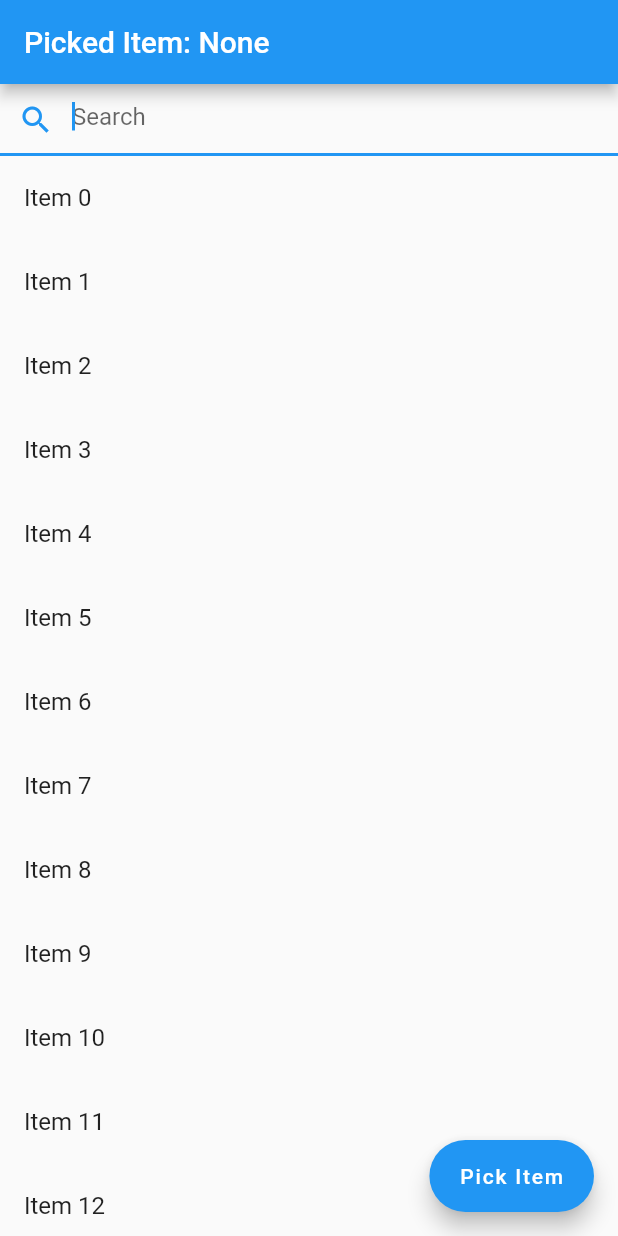
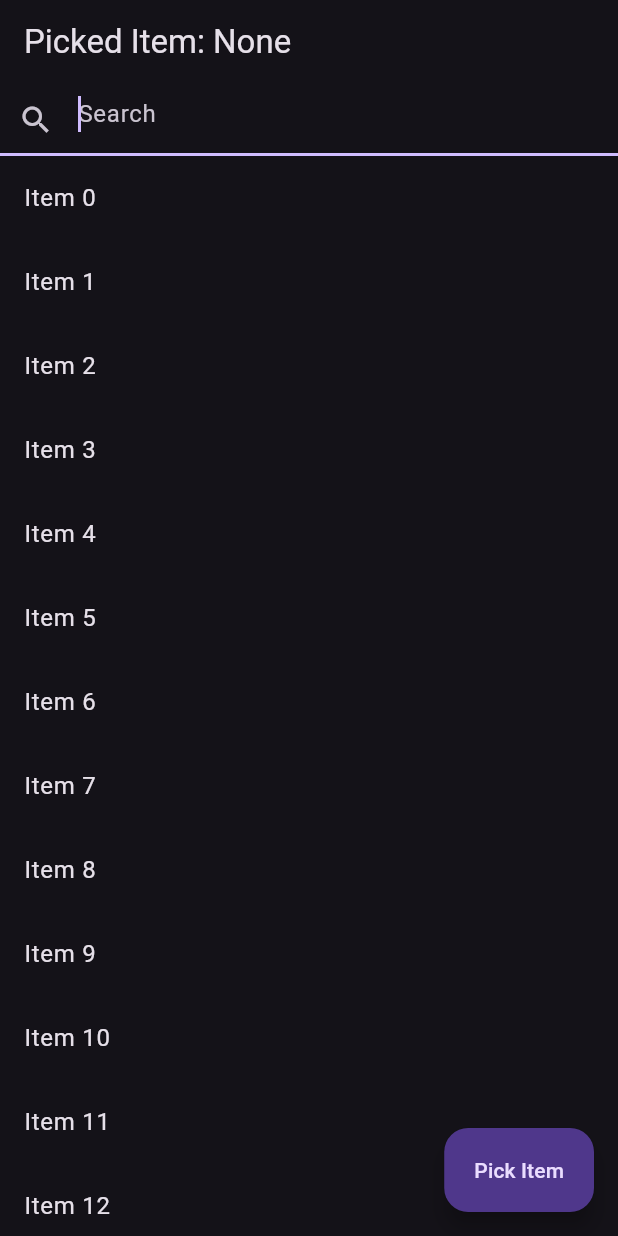
Before and after one commit to fanchungchit/item_picker, a Flutter app: the screen it shows after launch, on a phone screen of 412 x 824 dp. Run offline on Flutter 3.47's test engine with Material 2 defaults, Android fonts, the phone set to English and light mode, and no system bars.

```diff
--- a/example/lib/main.dart
+++ b/example/lib/main.dart
@@ -18,7 +18,8 @@ class MainApp extends StatelessWidget {
 
   @override
   Widget build(BuildContext context) {
-    return const MaterialApp(home: Home());
+    return MaterialApp(
+        theme: ThemeData.dark(useMaterial3: true), home: const Home());
   }
 }
 
--- a/pubspec.yaml
+++ b/pubspec.yaml
@@ -1,6 +1,6 @@
 name: item_picker
 description: A new Flutter package project.
-version: 1.0.4
+version: 1.0.5
 
 environment:
   sdk: '>=3.0.0 <4.0.0'
```
Also changed, not shown: lib/item_picker.dart (+15 -14 lines).
